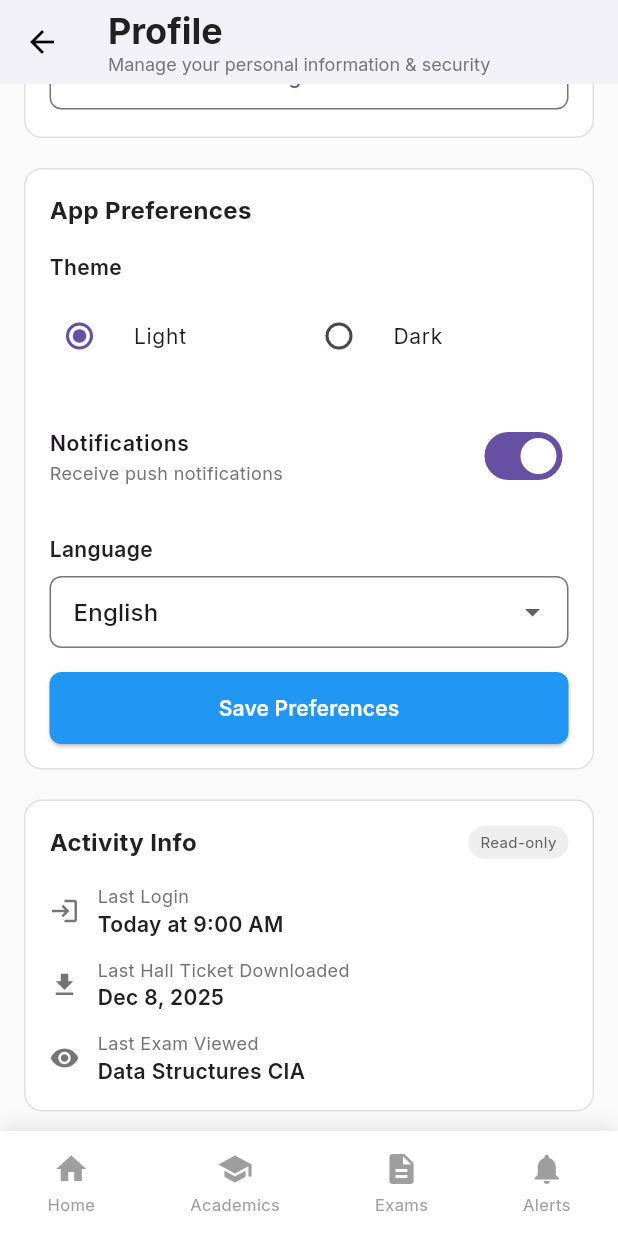
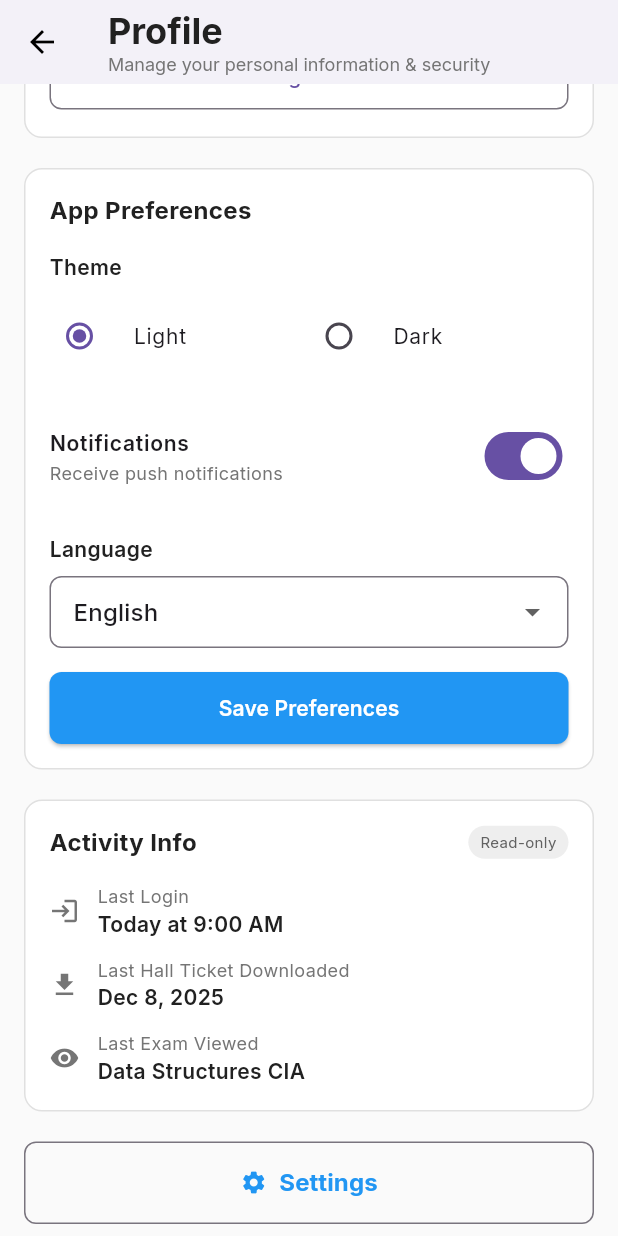
Before and after one commit to MarkJr24/Studux-ai-, a Flutter app: the StudentProfileScreen screen opened directly, scrolled down 576 dp, on a phone screen of 412 x 824 dp. Run offline on Flutter 3.47's test engine with Material 3 defaults, Android fonts, the light colour scheme and no system bars; our stand-ins replace flutter_animate, fluttertoast, google_fonts, lottie; network calls fail.

Commit message:
Refactor Student Profile Screen by removing duplicate bottom navigation bar and unused imports. Cleaned up navigation methods for improved consistency with main navigation architecture.

```diff
--- a/lib/presentation/screens/student/student_profile_screen.dart
+++ b/lib/presentation/screens/student/student_profile_screen.dart
@@ -1,10 +1,7 @@
 import 'package:flutter/material.dart';
 import 'package:google_fonts/google_fonts.dart';
 import '../../../config/theme.dart';
-import 'student_home_screen.dart';
-import 'student_academics_screen.dart';
-import 'student_exams_screen.dart';
-import 'student_alerts_screen.dart';
+import '../auth/student_login_screen.dart';
 import 'student_settings_screen.dart';
 import '../auth/student_login_screen.dart';
 
@@ -77,10 +74,9 @@ class _StudentProfileScreenState extends State<StudentProfileScreen> {
           _buildSettingsButton(),
           const SizedBox(height: 12),
           _buildLogoutButton(),
-          const SizedBox(height: 80), // Bottom nav spacing
+          const SizedBox(height: 80), // Bottom spacing
         ],
       ),
-      bottomNavigationBar: _buildBottomNav(),
     );
   }
 
@@ -822,81 +818,6 @@ class _StudentProfileScreenState extends State<StudentProfileScreen> {
     );
   }
 
-  Widget _buildBottomNav() {
-    return Container(
-      height: 70,
-      decoration: BoxDecoration(
-        color: Colors.white,
-        boxShadow: [
-          BoxShadow(
-            color: Colors.black.withOpacity(0.1),
-            blurRadius: 10,
-            offset: const Offset(0, -2),
-          ),
-        ],
-      ),
-      child: Row(
-        mainAxisAlignment: MainAxisAlignment.spaceAround,
-        children: [
-          _buildNavItem(Icons.home, 'Home', false),
-          _buildNavItem(Icons.school, 'Academics', false),
-          _buildNavItem(Icons.description, 'Exams', false),
-          _buildNavItem(Icons.notifications, 'Alerts', false),
-        ],
-      ),
-    );
-  }
-
-  Widget _buildNavItem(IconData icon, String label, bool isActive) {
-    return GestureDetector(
-      onTap: () {
-        if (isActive) return; // Already on this screen
-
-        if (label == 'Home') {
-          Navigator.pushReplacement(
-            context,
-            MaterialPageRoute(builder: (context) => const StudentHomeScreen()),
-          );
-        } else if (label == 'Academics') {
-          Navigator.pushReplacement(
-            context,
-            MaterialPageRoute(builder: (context) => const StudentAcademicsScreen()),
-          );
-        } else if (label == 'Exams') {
-          Navigator.pushReplacement(
-            context,
-            MaterialPageRoute(builder: (context) => const StudentExamsScreen()),
-          );
-        } else if (label == 'Alerts') {
-          Navigator.pushReplacement(
-            context,
-            MaterialPageRoute(builder: (context) => const StudentAlertsScreen()),
-          );
-        }
-        // Academics will be added later
-      },
-      child: Column(
-        mainAxisAlignment: MainAxisAlignment.center,
-        children: [
-          Icon(
-            icon,
-            color: isActive ? Colors.blue : Colors.grey,
-            size: 24,
-          ),
-          const SizedBox(height: 4),
-          Text(
-            label,
-            style: GoogleFonts.inter(
-              fontSize: 11,
-              fontWeight: isActive ? FontWeight.bold : FontWeight.normal,
-              color: isActive ? Colors.blue : Colors.grey,
-            ),
-          ),
-        ],
-      ),
-    );
-  }
-
   // Action Methods
 
   void _saveProfile() {
```
Also changed, not shown: 1 other file.
